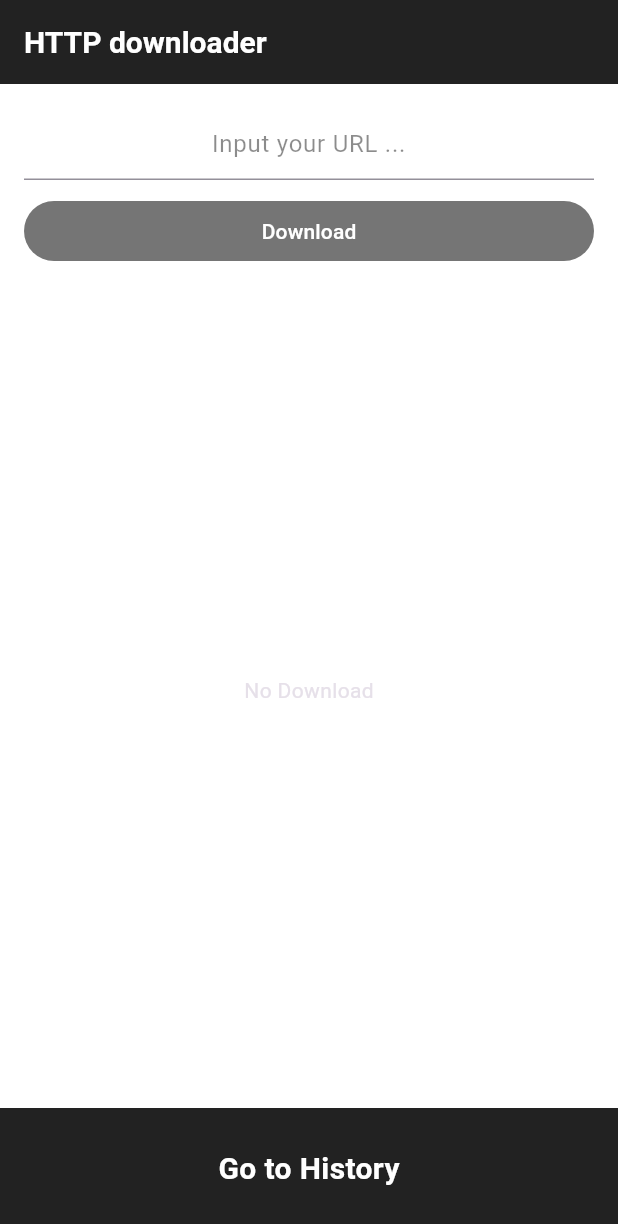
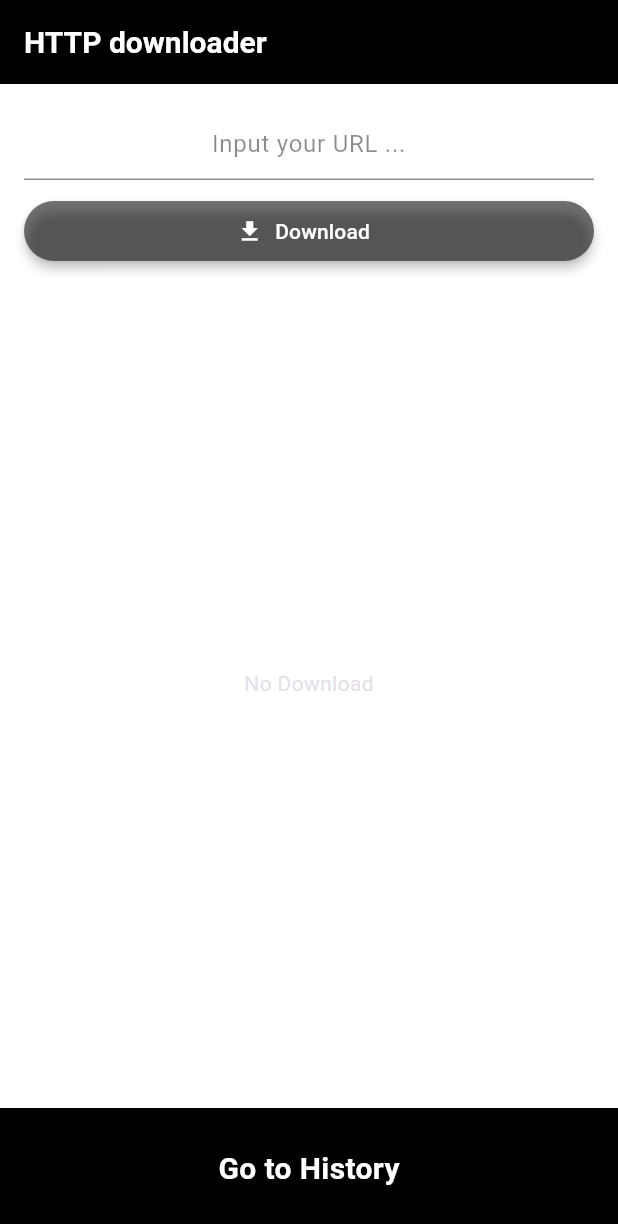
Before and after one commit to Ohlamesaint/flutter-mvvm-http-downloader, a Flutter app: the screen it shows after launch, on a phone screen of 412 x 824 dp. Shown: the top 1224 px of the screen. Run offline on Flutter 3.47's test engine with Material 3 defaults, Android fonts, the phone set to English and light mode, and no system bars; our stand-ins replace get_it, permission_handler, photo_view.

Commit message:
[FIX] image render bug after animation

```diff
--- a/lib/main.dart
+++ b/lib/main.dart
@@ -18,7 +18,7 @@ class MyApp extends StatelessWidget {
       title: 'Flutter Demo',
       theme: ThemeData.dark().copyWith(
         appBarTheme: const AppBarTheme(
-          color: Colors.black87,
+          color: Colors.black,
           titleTextStyle: TextStyle(color: Colors.white, fontSize: 20.0),
         ),
       ),
--- a/lib/model/repository/download_repository_impl.dart
+++ b/lib/model/repository/download_repository_impl.dart
@@ -87,6 +87,7 @@ class DownloadRepositoryImpl implements DownloadRepository {
         locator<DownloadViewModel>().errorDownload(targetEntity);
         subscription.cancel();
         fileStream.close();
+        file.delete();
       });
 
       targetEntity.sub = subscription;
--- a/lib/view/components/bottom_navigation_button.dart
+++ b/lib/view/components/bottom_navigation_button.dart
@@ -15,7 +15,7 @@ class BottomNavigationButton extends StatelessWidget {
       child: Container(
         padding: const EdgeInsets.only(bottom: 8.0, top: 4.0),
         width: double.infinity,
-        color: Colors.black87,
+        color: Colors.black,
         child: const Center(
             child: Text(
           'Go to History',
--- /dev/null
+++ b/lib/view/components/download_list.dart
@@ -0,0 +1,73 @@
+import 'package:flutter/material.dart';
+import 'package:provider/provider.dart';
+
+import '../../view_model/download_view_model.dart';
+import 'download_card.dart';
+
+class DownloadList extends StatelessWidget {
+  const DownloadList({
+    super.key,
+    required ScrollController scrollController,
+  }) : _scrollController = scrollController;
+
+  final ScrollController _scrollController;
+
+  @override
+  Widget build(BuildContext context) {
+    return ShaderMask(
+      shaderCallback: (Rect bounds) {
+        return const LinearGradient(
+          colors: [
+            Colors.white,
+            Colors.transparent,
+            Colors.transparent,
+            Colors.white,
+          ],
+          begin: Alignment.topCenter,
+          end: Alignment.bottomCenter,
+          stops: [0.0, 0.015, 0.975, 1.0],
+        ).createShader(bounds);
+      },
+      blendMode: BlendMode.dstOut,
+      child: Provider.of<DownloadViewModel>(context).downloads.isEmpty
+          ? const Center(child: Text('No Download'))
+          : SizedBox(
+              // height: 100.0,
+              child: AnimatedContainer(
+                duration: Duration(milliseconds: 500),
+                child: ListView.separated(
+                  controller: _scrollController,
+                  padding: const EdgeInsets.all(16.0),
+                  itemCount:
+                      Provider.of<DownloadViewModel>(context, listen: false)
+                          .downloads
+                          .length,
+                  separatorBuilder: (context, index) {
+                    return const SizedBox(
+                      height: 10.0,
+                    );
+                  },
+                  itemBuilder: (context, index) {
+                    return index == 0
+                        ? AnimatedSlide(
+                            offset: Offset.fromDirection(1, 0),
+                            duration: const Duration(seconds: 1),
+                            curve: Curves.bounceIn,
+                            child: DownloadCard(
+                                downloadEntity: Provider.of<DownloadViewModel>(
+                                        context,
+                                        listen: false)
+                                    .downloads[index]),
+                          )
+                        : DownloadCard(
+                            downloadEntity: Provider.of<DownloadViewModel>(
+                                    context,
+                                    listen: false)
+                                .downloads[index]);
+                  },
+                ),
+              ),
+            ),
+    );
+  }
+}
--- a/lib/view/screens/download.dart
+++ b/lib/view/screens/download.dart
@@ -1,12 +1,11 @@
 import 'package:flutter/material.dart';
 import 'package:perfect_corp_homework/injection_container.dart';
-import 'package:perfect_corp_homework/model/repository/download_repository_impl.dart';
 import 'package:perfect_corp_homework/view/components/bottom_navigation_button.dart';
 import 'package:perfect_corp_homework/view/components/download_card.dart';
 import 'package:perfect_corp_homework/view_model/download_view_model.dart';
-import 'package:perfect_corp_homework/view/screens/history.dart';
-import 'package:perfect_corp_homework/view_model/history_view_model.dart';
 import 'package:provider/provider.dart';
+
+import '../components/download_list.dart';
 
 class Download extends StatelessWidget {
   static const String id = '/';
@@ -68,75 +67,35 @@ class Download extends StatelessWidget {
                     const SizedBox(
                       height: 10.0,
                     ),
-                    TextButton(
-                      onPressed: Provider.of<DownloadViewModel>(context,
-                                  listen: false)
-                              .url
-                              .isEmpty
-                          ? Provider.of<DownloadViewModel>(context,
-                                  listen: false)
+                    ElevatedButton.icon(
+                      onPressed:
+                          Provider.of<DownloadViewModel>(context).url.isEmpty
+                              ? Provider.of<DownloadViewModel>(context)
                                   .showNeedInput
                               : () {
                                   _controller.clear();
-
                                   // trigger view model to fetchImage
                                   Provider.of<DownloadViewModel>(context,
                                           listen: false)
                                       .fetchImage();
-
-                              // Scroll to the bottom
-                              Future.delayed(const Duration(microseconds: 300))
-                                  .then((_) {
-                                if (_scrollController.hasClients) {
-                                  _scrollController.animateTo(
-                                    _scrollController.position.maxScrollExtent *
-                                        1.1,
-                                    duration: const Duration(milliseconds: 800),
-                                    curve: Curves.fastOutSlowIn,
-                                  );
-                                }
-                              });
                                 },
                       style: const ButtonStyle(
+                        elevation: WidgetStatePropertyAll(3.0),
                         backgroundColor:
                             WidgetStatePropertyAll<Color>(Colors.black54),
+                        iconColor: WidgetStatePropertyAll<Color>(Colors.white),
                       ),
-                      child: const Text(
+                      icon: const Icon(Icons.download),
+                      label: const Text(
                         'Download',
                         style: TextStyle(color: Colors.white),
                       ),
                     ),
                     const SizedBox(
-                      height: 20.0,
+                      height: 10.0,
                     ),
                     Expanded(
-                      child: Provider.of<DownloadViewModel>(context)
-                              .downloads
-                              .isEmpty
-                          ? const Center(child: Text('No Download'))
-                          : SizedBox(
-                              height: 100.0,
-                              child: ListView.separated(
-                                controller: _scrollController,
-                                padding: const EdgeInsets.all(16.0),
-                                itemCount:
-                                    Provider.of<DownloadViewModel>(context)
-                                        .downloads
-                                        .length,
-                                separatorBuilder: (context, index) {
-                                  return const SizedBox(
-                                    height: 10.0,
-                                  );
-                                },
-                                itemBuilder: (context, index) {
-                                  return DownloadCard(
-                                      downloadEntity:
-                                          Provider.of<DownloadViewModel>(
-                                                  context)
-                                              .downloads[index]);
-                                },
-                              ),
-                            ),
+                      child: DownloadList(scrollController: _scrollController),
                     ),
                   ],
                 ),
--- a/lib/view/screens/image_lightbox.dart
+++ b/lib/view/screens/image_lightbox.dart
@@ -47,7 +47,7 @@ class _ImageLightBoxState extends State<ImageLightBox> {
               return Container(
                 width: double.infinity,
                 color: Colors.black,
-                child: Center(
+                child: const Center(
                   child: CircularProgressIndicator(
                     color: Colors.white,
                   ),
@@ -55,6 +55,7 @@ class _ImageLightBoxState extends State<ImageLightBox> {
               );
             },
             imageProvider: widget.imageFiles[index],
+            filterQuality: FilterQuality.high,
           ),
         ),
       ),
--- a/lib/view_model/download_view_model.dart
+++ b/lib/view_model/download_view_model.dart
@@ -29,9 +29,9 @@ class DownloadViewModel extends ChangeNotifier {
   }
 
   Future<void> fetchImage() async {
+    await locator<DownloadRepositoryImpl>().fetchImageWithUrl(urlString: url);
     url = '';
     notifyListeners();
-    await locator<DownloadRepositoryImpl>().fetchImageWithUrl(urlString: url);
   }
 
   DownloadEntity initDownloadEntity(
@@ -44,7 +44,7 @@ class DownloadViewModel extends ChangeNotifier {
       targetLength: length,
       temporaryAbsolute: temporaryAbsolute,
     );
-    downloads.add(newDownload);
+    downloads.insert(0, newDownload);
     notifyListeners();
     return newDownload;
   }
```
Also changed, not shown: lib/view/components/download_card.dart (+35 -8 lines), lib/view/screens/history.dart (+26 -9 lines), 1 other file. Lines whose indentation alone changed are shown as unchanged.
